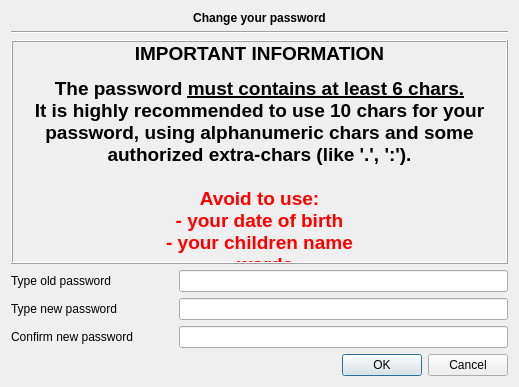
Above: plugins/identityplugin/passworddialog.ui from FreeHealth/freehealth before the change. Below: the same form after it.
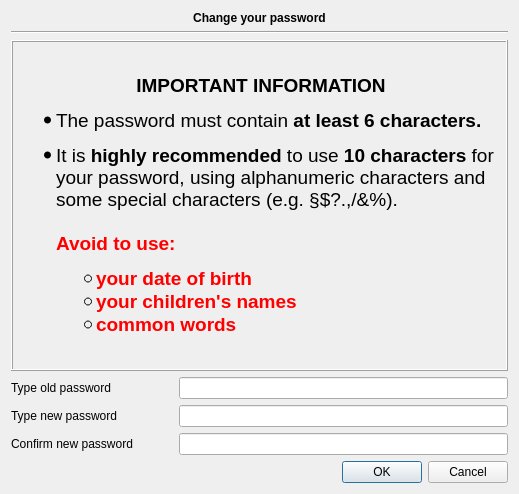
That is the form after the change. Custom widgets are drawn as their Qt base class.

Commit message: less obtrusive password dialog

```diff
--- a/plugins/identityplugin/passworddialog.ui
+++ b/plugins/identityplugin/passworddialog.ui
@@ -7,7 +7,7 @@
     <x>0</x>
     <y>0</y>
     <width>519</width>
-    <height>387</height>
+    <height>494</height>
    </rect>
   </property>
   <property name="windowTitle">
@@ -98,7 +98,16 @@
       <enum>QFrame::Raised</enum>
      </property>
      <property name="text">
-      <string notr="true">&lt;html&gt;&lt;head/&gt;&lt;body&gt;&lt;p align=&quot;center&quot;&gt;&lt;span style=&quot; font-size:14pt;&quot;&gt;IMPORTANT INFORMATION&lt;/span&gt;&lt;/p&gt;&lt;p align=&quot;center&quot;&gt;&lt;span style=&quot; font-size:14pt;&quot;&gt;The password &lt;/span&gt;&lt;span style=&quot; font-size:14pt; text-decoration: underline;&quot;&gt;must contains at least 6 chars.&lt;br/&gt;&lt;/span&gt;&lt;span style=&quot; font-size:14pt;&quot;&gt;It is highly recommended to use 10 chars for your password, using alphanumeric chars and some authorized extra-chars (like '.', ':').&lt;br/&gt;&lt;br/&gt;&lt;/span&gt;&lt;span style=&quot; font-size:14pt; color:#ff0000;&quot;&gt;Avoid to use:&lt;br/&gt;- your date of birth&lt;br/&gt;- your children name&lt;br/&gt;- words&lt;/span&gt;&lt;/p&gt;&lt;/body&gt;&lt;/html&gt;</string>
+      <string notr="true">&lt;!DOCTYPE HTML PUBLIC &quot;-//W3C//DTD HTML 4.0//EN&quot; &quot;http://www.w3.org/TR/REC-html40/strict.dtd&quot;&gt;
+&lt;html&gt;&lt;head&gt;&lt;meta name=&quot;qrichtext&quot; content=&quot;1&quot; /&gt;&lt;style type=&quot;text/css&quot;&gt;
+p, li { white-space: pre-wrap; }
+&lt;/style&gt;&lt;/head&gt;&lt;body style=&quot; font-family:'Sans Serif'; font-size:9pt; font-weight:600; font-style:normal;&quot;&gt;
+&lt;p align=&quot;center&quot; style=&quot; margin-top:12px; margin-bottom:12px; margin-left:0px; margin-right:0px; -qt-block-indent:0; text-indent:0px;&quot;&gt;&lt;span style=&quot; font-size:14pt;&quot;&gt;IMPORTANT INFORMATION&lt;/span&gt;&lt;/p&gt;
+&lt;ul style=&quot;margin-top: 0px; margin-bottom: 0px; margin-left: 0px; margin-right: 0px; -qt-list-indent: 1;&quot;&gt;&lt;li style=&quot; font-size:14pt;&quot; style=&quot; margin-top:12px; margin-bottom:12px; margin-left:0px; margin-right:0px; -qt-block-indent:0; text-indent:0px;&quot;&gt;&lt;span style=&quot; font-weight:400;&quot;&gt;The password must contain &lt;/span&gt;at least 6 characters.&lt;/li&gt;
+&lt;li style=&quot; font-size:14pt;&quot; style=&quot; margin-top:12px; margin-bottom:12px; margin-left:0px; margin-right:0px; -qt-block-indent:0; text-indent:0px;&quot;&gt;&lt;span style=&quot; font-weight:400;&quot;&gt;It is &lt;/span&gt;highly recommended&lt;span style=&quot; font-weight:400;&quot;&gt; to use &lt;/span&gt;10 characters&lt;span style=&quot; font-weight:400;&quot;&gt; for your password, using alphanumeric characters and some special characters (e.g. §$?.,/&amp;amp;%).&lt;/span&gt;&lt;br /&gt;&lt;br /&gt;&lt;span style=&quot; color:#ff0000;&quot;&gt;Avoid to use:&lt;/span&gt;&lt;/li&gt;&lt;/ul&gt;
+&lt;ul type=&quot;circle&quot; style=&quot;margin-top: 0px; margin-bottom: 0px; margin-left: 0px; margin-right: 0px; -qt-list-indent: 2;&quot;&gt;&lt;li style=&quot; font-size:14pt; color:#ff0000;&quot; style=&quot; margin-top:0px; margin-bottom:0px; margin-left:0px; margin-right:0px; -qt-block-indent:0; text-indent:0px;&quot;&gt;your date of birth&lt;/li&gt;
+&lt;li style=&quot; font-size:14pt; color:#ff0000;&quot; style=&quot; margin-top:0px; margin-bottom:0px; margin-left:0px; margin-right:0px; -qt-block-indent:0; text-indent:0px;&quot;&gt;your children's names&lt;/li&gt;
+&lt;li style=&quot; font-size:14pt; color:#ff0000;&quot; style=&quot; margin-top:0px; margin-bottom:0px; margin-left:0px; margin-right:0px; -qt-block-indent:0; text-indent:0px;&quot;&gt;common words&lt;/li&gt;&lt;/ul&gt;&lt;/body&gt;&lt;/html&gt;</string>
      </property>
      <property name="textFormat">
       <enum>Qt::RichText</enum>
@@ -107,7 +116,7 @@
       <bool>true</bool>
      </property>
      <property name="alignment">
-      <set>Qt::AlignCenter</set>
+      <set>Qt::AlignLeading|Qt::AlignLeft|Qt::AlignVCenter</set>
      </property>
      <property name="wordWrap">
       <bool>true</bool>
```
